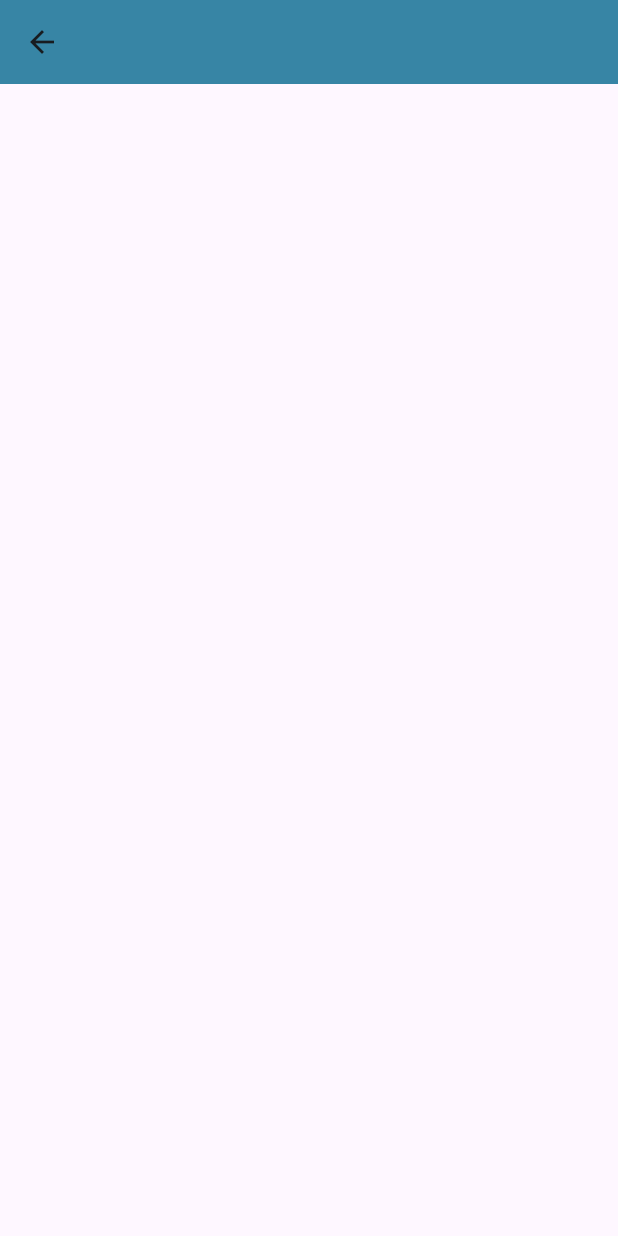
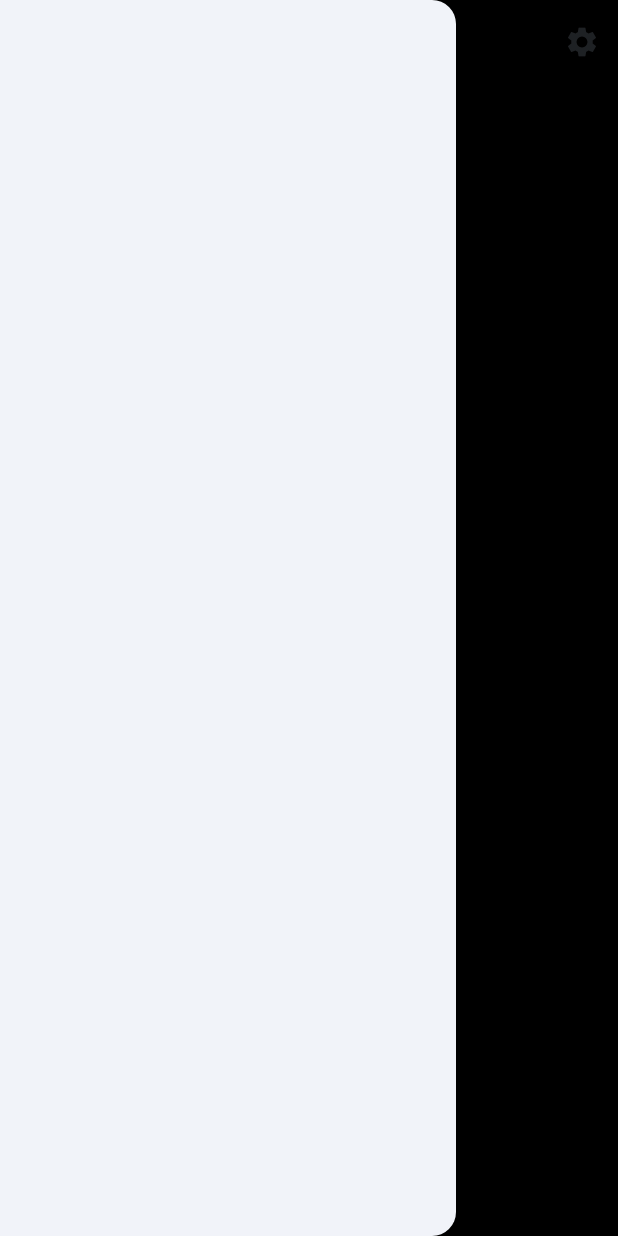
Before and after one commit to DelgaMatt/Chat-Analytics, a Flutter app: the HomeScreen screen opened directly, with the side drawer open (before the commit the screen has no drawer), on a phone screen of 412 x 824 dp. Run offline on Flutter 3.47's test engine with Material 3 defaults, Android fonts, the phone set to English and light mode, and no system bars; our stand-ins replace firebase_auth, firebase_core, google_sign_in; accounts and stored records are empty.

Commit message:
modularized code

```diff
--- a/lib/pages/home_page.dart
+++ b/lib/pages/home_page.dart
@@ -11,7 +11,25 @@ class _HomeScreenState extends State<HomeScreen> {
   @override
   Widget build(BuildContext context) {
     return Scaffold(
-      appBar: AppBar(),
+      backgroundColor: Colors.black, //
+      drawer: const Drawer(),
+      appBar: AppBar(
+        backgroundColor: Colors.transparent,
+        surfaceTintColor: Colors.transparent,
+        actions: [
+          IconButton(
+            onPressed: () {},
+            icon: const Icon(Icons.settings),
+          )
+        ],
+      ),
+      body: const Center(
+        child: Column(
+          children: [
+
+          ],
+        ),
+      ),
     );
   }
 }
```
Also changed, not shown: lib/features/authentication/auth_controller.dart (renamed from lib/shared/firebase/firebase.dart, +10 -9 lines), lib/features/authentication/google_auth.dart (added, +40 -0 lines), lib/pages/auth_page.dart (+2 -32 lines).
